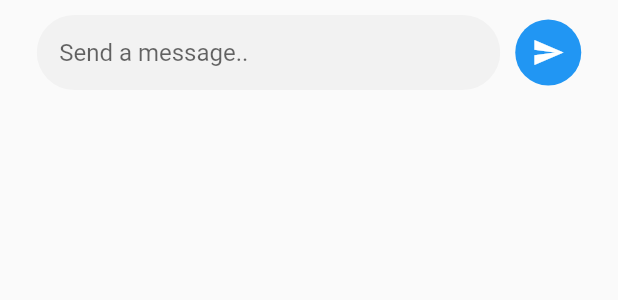
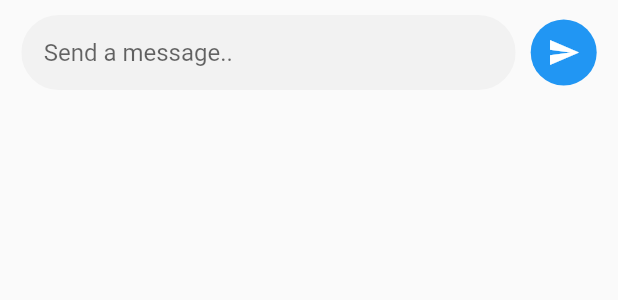
Before and after one commit to roshanpaturkar/the_three_broomsticks, a Flutter app: the GroupMessageInput widget shown alone on an empty page, opened directly, on a phone screen of 412 x 824 dp. Shown: the top 300 px of the screen. Run offline on Flutter 3.47's test engine with Material 2 defaults, Android fonts, the phone set to English and light mode, and no system bars; our stand-ins replace cloud_firestore, file_picker, firebase_auth, firebase_core, firebase_database, firebase_storage and 7 more; missing offline and left inert: move_to_background; accounts and stored records are empty; network calls fail.

Commit message:
added mediaquery for web

```diff
--- a/lib/components/group_message_input.dart
+++ b/lib/components/group_message_input.dart
@@ -1,6 +1,7 @@
 import 'package:cloud_firestore/cloud_firestore.dart';
 import 'package:firebase_database/firebase_database.dart';
 import 'package:flutter/material.dart';
+import 'package:get/get.dart';
 import 'package:get_storage/get_storage.dart';
 import 'package:the_three_broomsticks/support/support.dart';
 
@@ -94,7 +95,9 @@ class _GroupMessageInputState extends State<GroupMessageInput> {
             borderRadius: BorderRadius.circular(50),
             child: Container(
               height: 50,
-              width: MediaQuery.of(context).size.width * 0.75,
+              width: GetPlatform.isWeb
+                  ? MediaQuery.of(context).size.width * 0.23
+                  : MediaQuery.of(context).size.width * 0.80,
               color: const Color(0xffF2F2F2),
               child: Center(
                 child: Padding(
--- a/lib/components/message_tiles.dart
+++ b/lib/components/message_tiles.dart
@@ -26,7 +26,7 @@ class MessageTiles extends StatelessWidget {
                         padding: const EdgeInsets.only(left: 10, right: 10),
                         alignment: Alignment.topRight,
                         child: Container(
-                          width: MediaQuery.of(context).size.width * 0.80,
+                          width: MediaQuery.of(context).size.width * 0.23,
                           padding: const EdgeInsets.all(10),
                           margin: const EdgeInsets.symmetric(vertical: 10),
                           decoration: BoxDecoration(
@@ -89,7 +89,7 @@ class MessageTiles extends StatelessWidget {
                       padding: const EdgeInsets.only(left: 10, right: 10),
                       alignment: Alignment.topLeft,
                       child: Container(
-                        width: MediaQuery.of(context).size.width * 0.80,
+                        width: MediaQuery.of(context).size.width * 0.23,
                         padding: const EdgeInsets.all(10),
                         margin: const EdgeInsets.symmetric(vertical: 10),
                         decoration: BoxDecoration(
```
Also changed, not shown: lib/screens/cafeteria_room_screen.dart (+6 -1 lines), lib/screens/common_room_screen.dart (+8 -2 lines).
